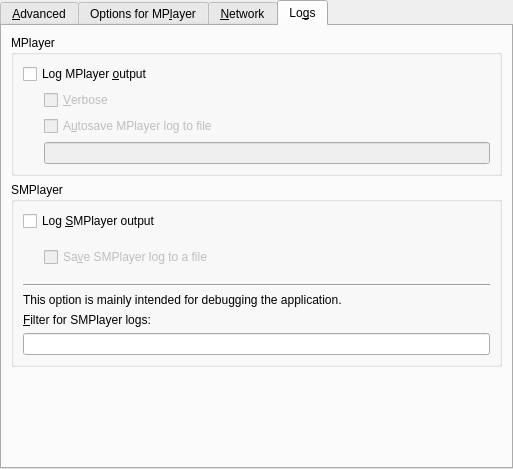
Before: the Qt Designer form src/prefadvanced.ui in wilbert2000/wzplayer, drawn with Qt 5.
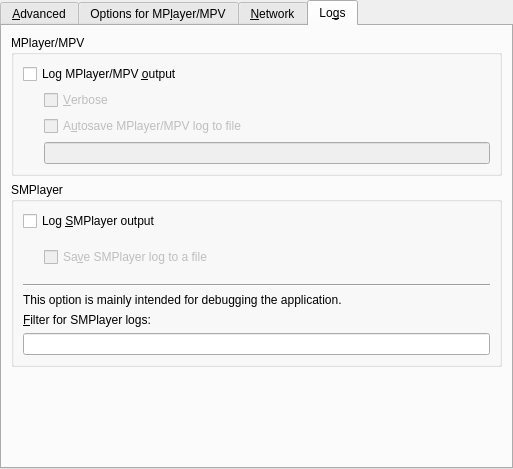
After: the same form once the commit is applied. The open tabs and pages were chosen to show the change. Custom widgets are drawn as their Qt base class.

Commit message: Mention mpv in a few places in the GUI

```diff
--- a/src/prefadvanced.ui
+++ b/src/prefadvanced.ui
@@ -296,7 +296,7 @@
      </widget>
      <widget class="QWidget" name="tab2">
       <attribute name="title">
-       <string>Options for MP&amp;layer</string>
+       <string>Options for MP&amp;layer/MPV</string>
       </attribute>
       <layout class="QVBoxLayout">
        <property name="spacing">
@@ -537,13 +537,13 @@
        <item>
         <widget class="QGroupBox" name="mplayer_log_box">
          <property name="title">
-          <string>MPlayer</string>
+          <string>MPlayer/MPV</string>
          </property>
          <layout class="QVBoxLayout" name="verticalLayout_2">
           <item>
            <widget class="QCheckBox" name="log_mplayer_check">
             <property name="text">
-             <string>Log MPlayer &amp;output</string>
+             <string>Log MPlayer/MPV &amp;output</string>
             </property>
            </widget>
           </item>
@@ -582,7 +582,7 @@
              <item row="1" column="1">
               <widget class="QCheckBox" name="log_mplayer_save_check">
                <property name="text">
-                <string>A&amp;utosave MPlayer log to file</string>
+                <string>A&amp;utosave MPlayer/MPV log to file</string>
                </property>
               </widget>
              </item>
```
Left out of the diff: 6 changed lines with no effect on the pictures. The commit also changes 4 other files.
